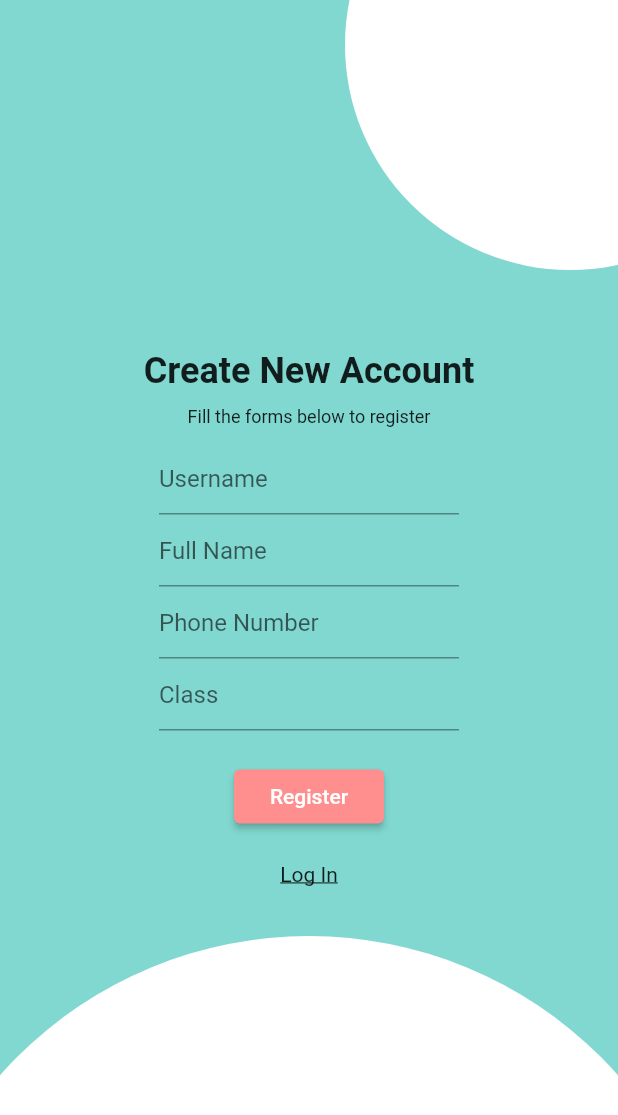
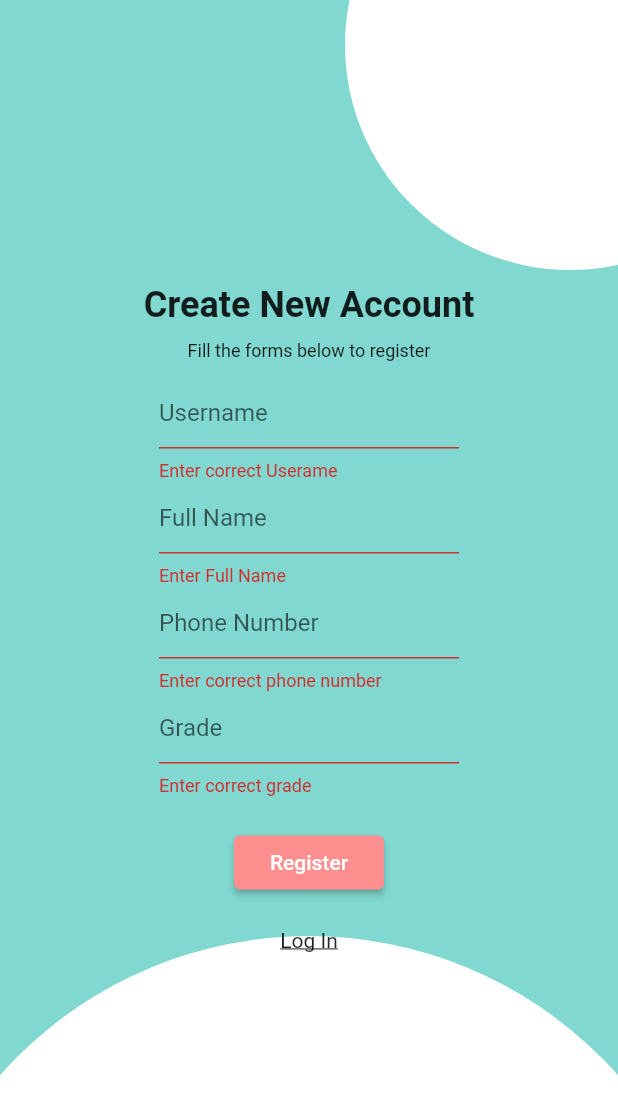
Before and after one commit to mishkatmustafid/arektu_shikhi, a Flutter app: the screen it shows after launch, after a tap on "Register", on a phone screen of 412 x 824 dp. Shown: the top 1115 px of the screen. Run offline on Flutter 3.47's test engine with Material 2 defaults, Android fonts, the light colour scheme and no system bars; our stand-ins replace cloud_firestore, firebase_core, percent_indicator, random_string, youtube_player_flutter; accounts and stored records are empty.

Commit message:
signup connected to db

```diff
--- /dev/null
+++ b/lib/models/users.dart
@@ -0,0 +1,10 @@
+class User {
+  String username = "", fullname = "", phone = "", grade = "";
+
+  User(String username, String fullname, String phone, String grade) {
+    this.username = username;
+    this.fullname = fullname;
+    this.phone = phone;
+    this.grade = grade;
+  }
+}
--- a/lib/screens/signup.dart
+++ b/lib/screens/signup.dart
@@ -1,4 +1,8 @@
+// import 'dart:math';
+import 'package:arektu_shikhi/screens/dashboard.dart';
+import 'package:arektu_shikhi/services/database.dart';
 import 'package:flutter/material.dart';
+import 'package:random_string/random_string.dart';
 
 class SignUpScreen extends StatefulWidget {
   const SignUpScreen({Key? key}) : super(key: key);
@@ -8,7 +12,36 @@ class SignUpScreen extends StatefulWidget {
 }
 
 class _SignUpScreenState extends State<SignUpScreen> {
-  _onSignUp() {}
+  final _formkey = GlobalKey<FormState>();
+  String username = "", name = "", phone = "", grade = "", userId = "";
+  DatabaseService databaseService = new DatabaseService();
+  bool _isLoading = false;
+
+  _onSignUp() async {
+    if (_formkey.currentState!.validate()) {
+      setState(() {
+        _isLoading = true;
+      });
+      userId = randomAlphaNumeric(16);
+      Map<String, String> userMap = {
+        "username": username,
+        "name": name,
+        "phone": phone,
+        "grade": grade
+      };
+      await databaseService.addUser(userMap, userId).then((value) {
+        setState(() {
+          _isLoading = false;
+        });
+        Navigator.pushReplacement(
+          context, MaterialPageRoute(
+            builder: (context) => Dashboard()
+          )
+        );
+      });
+    }
+  }
+
   @override
   Widget build(BuildContext context) {
     return Scaffold(
@@ -41,6 +74,14 @@ class _SignUpScreenState extends State<SignUpScreen> {
             ),
           ),
           Center(
+            child: _isLoading
+                ? Container(
+                    child: Center(
+                      child: CircularProgressIndicator(),
+                    ),
+                  )
+                : Form(
+                    key: _formkey,
                     child: Column(
                       mainAxisAlignment: MainAxisAlignment.center,
                       children: <Widget>[
@@ -65,7 +106,15 @@ class _SignUpScreenState extends State<SignUpScreen> {
                         ),
                         Container(
                           width: 200,
-                  child: TextField(
+                          child: TextFormField(
+                            validator: (val) {
+                              return val!.isEmpty
+                                  ? "Enter correct Userame"
+                                  : null;
+                            },
+                            onChanged: (val) {
+                              this.username = val;
+                            },
                             keyboardType: TextInputType.name,
                             decoration: InputDecoration(
                               hintText: 'Username',
@@ -74,7 +123,13 @@ class _SignUpScreenState extends State<SignUpScreen> {
                         ),
                         Container(
                           width: 200,
-                  child: TextField(
+                          child: TextFormField(
+                            validator: (val) {
+                              return val!.isEmpty ? "Enter Full Name" : null;
+                            },
+                            onChanged: (val) {
+                              this.name = val;
+                            },
                             keyboardType: TextInputType.name,
                             decoration: InputDecoration(
                               hintText: 'Full Name',
@@ -83,7 +138,15 @@ class _SignUpScreenState extends State<SignUpScreen> {
                         ),
                         Container(
                           width: 200,
-                  child: TextField(
+                          child: TextFormField(
+                            validator: (val) {
+                              return val!.isEmpty
+                                  ? "Enter correct phone number"
+                                  : null;
+                            },
+                            onChanged: (val) {
+                              this.phone = val;
+                            },
                             keyboardType: TextInputType.phone,
                             decoration: InputDecoration(
                               hintText: 'Phone Number',
@@ -92,10 +155,18 @@ class _SignUpScreenState extends State<SignUpScreen> {
                         ),
                         Container(
                           width: 200,
-                  child: TextField(
+                          child: TextFormField(
+                            validator: (val) {
+                              return val!.isEmpty
+                                  ? "Enter correct grade"
+                                  : null;
+                            },
+                            onChanged: (val) {
+                              this.grade = val;
+                            },
                             keyboardType: TextInputType.text,
                             decoration: InputDecoration(
-                        hintText: 'Class', hintStyle: TextStyle()),
+                                hintText: 'Grade', hintStyle: TextStyle()),
                           ),
                         ),
                         SizedBox(
@@ -111,7 +182,9 @@ class _SignUpScreenState extends State<SignUpScreen> {
                             ),
                           ),
                         ),
-                SizedBox(height: 20,),
+                        SizedBox(
+                          height: 20,
+                        ),
                         Container(
                           child: GestureDetector(
                             onTap: () {
@@ -128,6 +201,7 @@ class _SignUpScreenState extends State<SignUpScreen> {
                       ],
                     ),
                   ),
+          ),
         ],
       ),
     );
--- a/pubspec.yaml
+++ b/pubspec.yaml
@@ -17,6 +17,8 @@ dependencies:
   firebase_analytics: ^8.2.0
   firebase_auth: ^3.0.1
   youtube_player_flutter: ^8.0.0
+  firebase_core: ^1.4.0
+  random_string: ^2.3.1
 
 dev_dependencies:
   flutter_test:
```
Also changed, not shown: lib/screens/dashboard.dart (+10 -80 lines), lib/services/database.dart (added, +32 -0 lines), pubspec.lock. Lines whose indentation alone changed are shown as unchanged.
